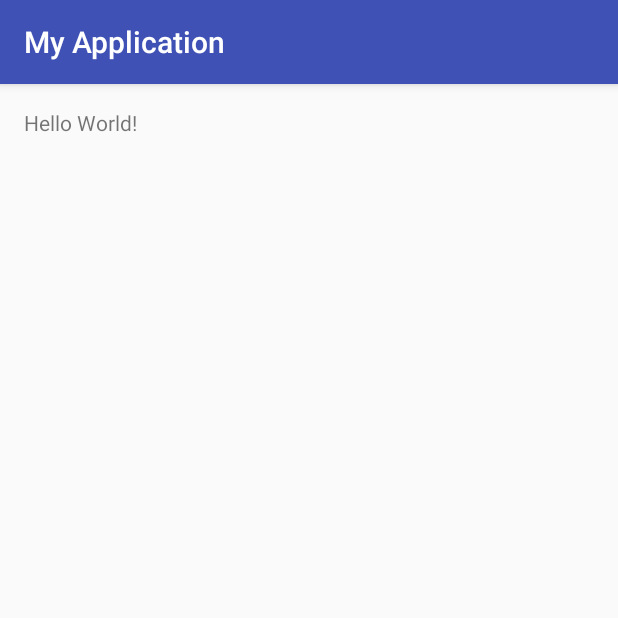
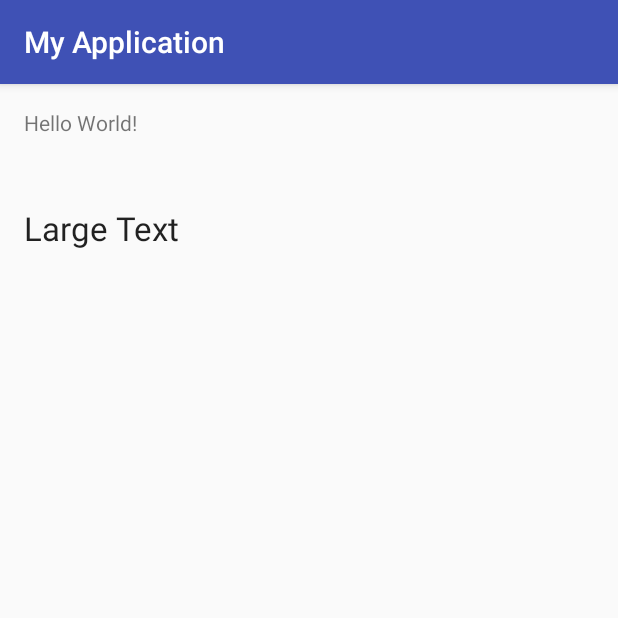
Before and after one commit to harmbakkeralkmaar/My_Application, an Android app: the screen it shows after launch (MainActivity), on a phone screen of 412 x 824 dp, the top half of it. Run offline under Robolectric (Android 15) with nearby library versions, the phone set to English and light mode, and no system bars.

Commit message:
New changelist

```diff
--- a/app/src/main/res/layout/activity_main.xml
+++ b/app/src/main/res/layout/activity_main.xml
@@ -12,5 +12,17 @@
     <TextView
         android:layout_width="wrap_content"
         android:layout_height="wrap_content"
-        android:text="Hello World!" />
+        android:text="Hello World!"
+        android:id="@+id/textView2" />
+
+    <TextView
+        android:layout_width="wrap_content"
+        android:layout_height="wrap_content"
+        android:textAppearance="?android:attr/textAppearanceLarge"
+        android:text="Large Text"
+        android:id="@+id/textView"
+        android:layout_below="@+id/textView2"
+        android:layout_alignParentLeft="true"
+        android:layout_alignParentStart="true"
+        android:layout_marginTop="46dp" />
 </RelativeLayout>
```
